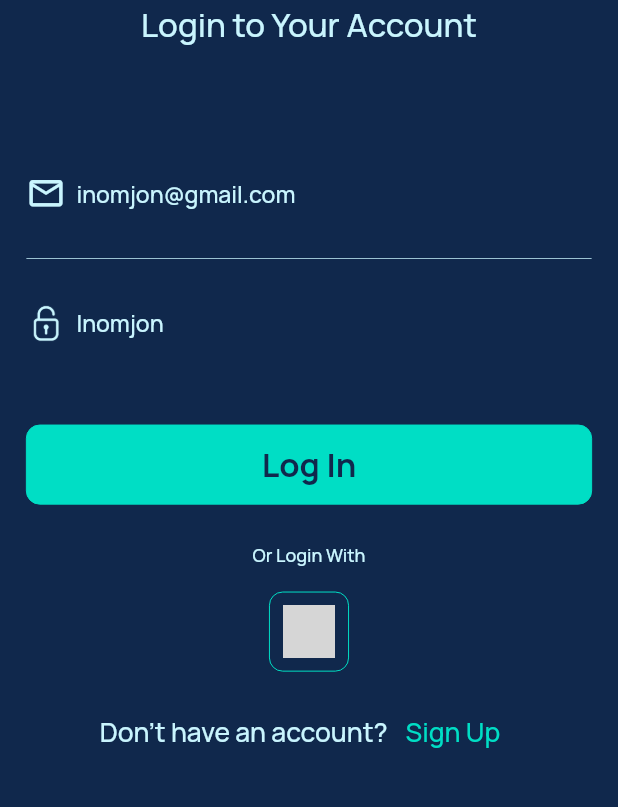
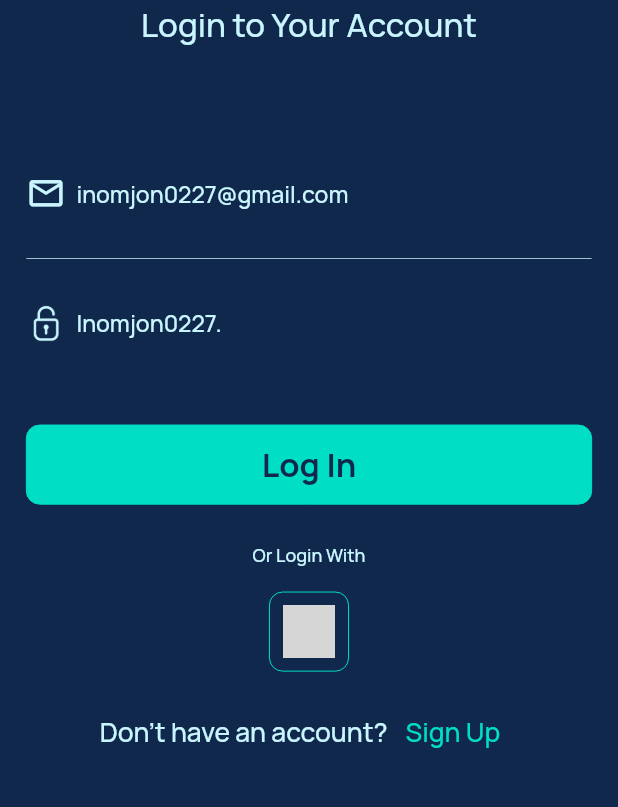
Before and after one commit to muxtorovinomjon0227/WeatherScience, a Flutter app: the AuthView screen opened by its route, on a phone screen of 412 x 824 dp, the part 396-1203 px from its top. Run offline on Flutter 3.47's test engine with Material 3 defaults, Android fonts, the phone set to English and light mode, and no system bars; our stand-ins replace auto_route, cached_network_image, connectivity_plus, dartz, dio, easy_localization and 16 more; accounts and stored records are empty; grey boxes are pictures that could not be loaded.

```diff
--- a/lib/src/core/services/hive_service.dart
+++ b/lib/src/core/services/hive_service.dart
@@ -26,7 +26,7 @@ class HiveService {
     await box.put(BoxConst.cityKey, cityName);
   }
   static String getCity() {
-    AppUtils.cityName = box.get(BoxConst.cityKey) ?? "";
+    AppUtils.cityName = box.get(BoxConst.cityKey) ?? "Tashkent";
     return AppUtils.cityName;
   }
   static Future<void> removeCity() async {
--- a/lib/src/features/auth/presentation/views/auth_view.dart
+++ b/lib/src/features/auth/presentation/views/auth_view.dart
@@ -25,8 +25,8 @@ class AuthView extends StatefulWidget {
 
 class _AuthViewState extends State<AuthView> {
   final _formKey = GlobalKey<FormState>();
-  final _emailController = TextEditingController(text: "inomjon@gmail.com");
-  final _passwordController = TextEditingController(text: "Inomjon");
+  final _emailController = TextEditingController(text: "inomjon0227@gmail.com");
+  final _passwordController = TextEditingController(text: "Inomjon0227.");
 
   final FocusNode _loginFocusNode = FocusNode();
   final FocusNode _passwordFocusNode = FocusNode();
```
Also changed, not shown: 6 other files.
